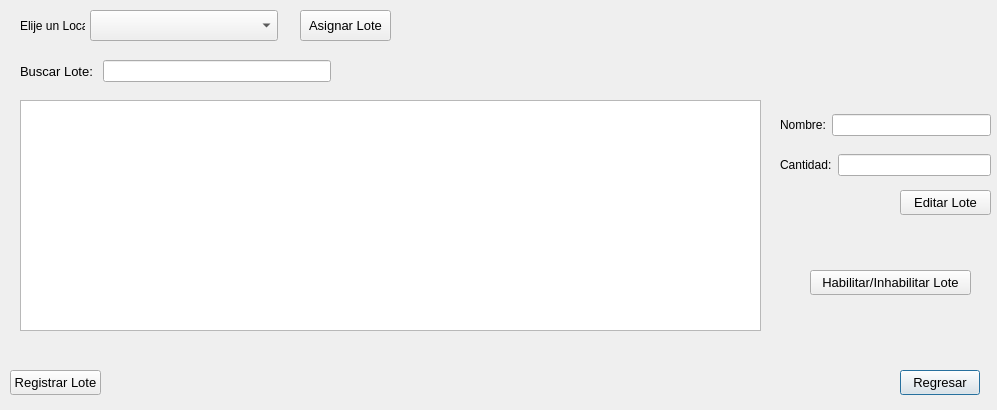
Qt form PAF_GUI/PAF_GRAFICA/gui/gestionarlotegui.ui (JMOrbegoso/USS-2021-II-PP) before a commit.
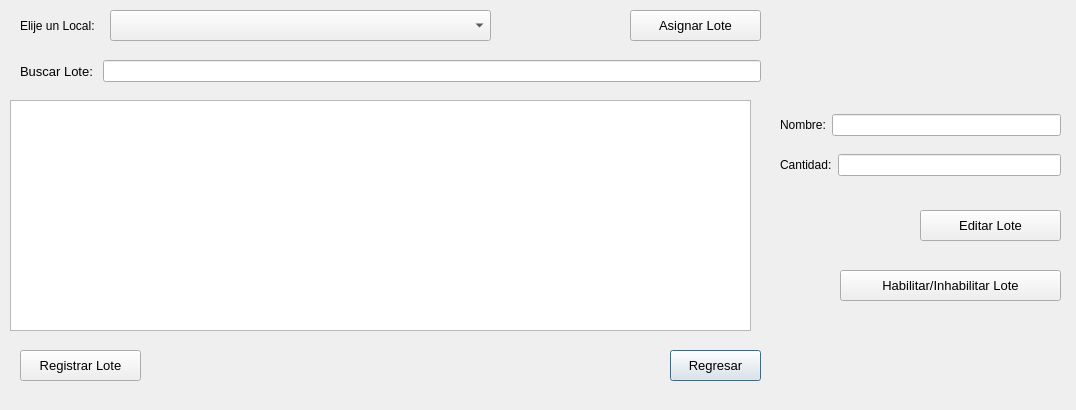
The same form after that commit. Icons and pictures are not drawn.

Commit message: habilitar inhabilitar lote

The edit to the form file:
```diff
--- a/PAF_GUI/PAF_GRAFICA/gui/gestionarlotegui.ui
+++ b/PAF_GUI/PAF_GRAFICA/gui/gestionarlotegui.ui
@@ -6,7 +6,7 @@
    <rect>
     <x>0</x>
     <y>0</y>
-    <width>997</width>
+    <width>1076</width>
     <height>410</height>
    </rect>
   </property>
@@ -20,10 +20,10 @@
   <widget class="QPushButton" name="regresarButton">
    <property name="geometry">
     <rect>
-     <x>900</x>
-     <y>370</y>
-     <width>80</width>
-     <height>25</height>
+     <x>670</x>
+     <y>350</y>
+     <width>91</width>
+     <height>31</height>
     </rect>
    </property>
    <property name="font">
@@ -38,7 +38,7 @@
   <widget class="QListWidget" name="lotesListWidget">
    <property name="geometry">
     <rect>
-     <x>20</x>
+     <x>10</x>
      <y>100</y>
      <width>741</width>
      <height>231</height>
@@ -48,10 +48,10 @@
   <widget class="QPushButton" name="registrarButton">
    <property name="geometry">
     <rect>
-     <x>10</x>
-     <y>370</y>
-     <width>91</width>
-     <height>25</height>
+     <x>20</x>
+     <y>350</y>
+     <width>121</width>
+     <height>31</height>
     </rect>
    </property>
    <property name="font">
@@ -66,10 +66,10 @@
   <widget class="QPushButton" name="habilitarButton">
    <property name="geometry">
     <rect>
-     <x>810</x>
+     <x>840</x>
      <y>270</y>
-     <width>161</width>
-     <height>25</height>
+     <width>221</width>
+     <height>31</height>
     </rect>
    </property>
    <property name="font">
@@ -84,10 +84,10 @@
   <widget class="QPushButton" name="editarButton">
    <property name="geometry">
     <rect>
-     <x>900</x>
-     <y>190</y>
-     <width>91</width>
-     <height>25</height>
+     <x>920</x>
+     <y>210</y>
+     <width>141</width>
+     <height>31</height>
     </rect>
    </property>
    <property name="font">
@@ -104,7 +104,7 @@
     <rect>
      <x>20</x>
      <y>60</y>
-     <width>311</width>
+     <width>741</width>
      <height>31</height>
     </rect>
    </property>
@@ -131,7 +131,7 @@
     <rect>
      <x>780</x>
      <y>150</y>
-     <width>211</width>
+     <width>281</width>
      <height>31</height>
     </rect>
    </property>
@@ -151,9 +151,9 @@
   <widget class="QPushButton" name="pushButton">
    <property name="geometry">
     <rect>
-     <x>300</x>
+     <x>630</x>
      <y>10</y>
-     <width>91</width>
+     <width>131</width>
      <height>31</height>
     </rect>
    </property>
@@ -171,7 +171,7 @@
     <rect>
      <x>780</x>
      <y>110</y>
-     <width>211</width>
+     <width>281</width>
      <height>31</height>
     </rect>
    </property>
@@ -191,9 +191,9 @@
   <widget class="QComboBox" name="comboBox">
    <property name="geometry">
     <rect>
-     <x>90</x>
+     <x>110</x>
      <y>10</y>
-     <width>188</width>
+     <width>381</width>
      <height>31</height>
     </rect>
    </property>
@@ -203,7 +203,7 @@
     <rect>
      <x>20</x>
      <y>10</y>
-     <width>65</width>
+     <width>81</width>
      <height>31</height>
     </rect>
    </property>
```
Left out of the diff: 4 changed lines with no effect on the pictures. The commit also changes 2 other files.
